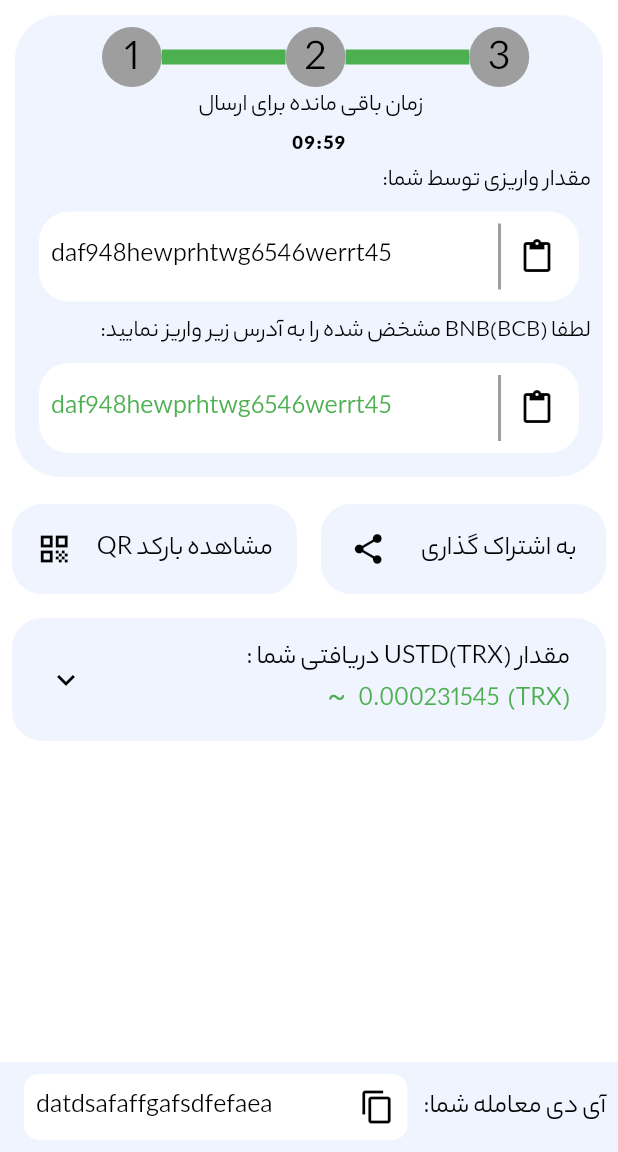
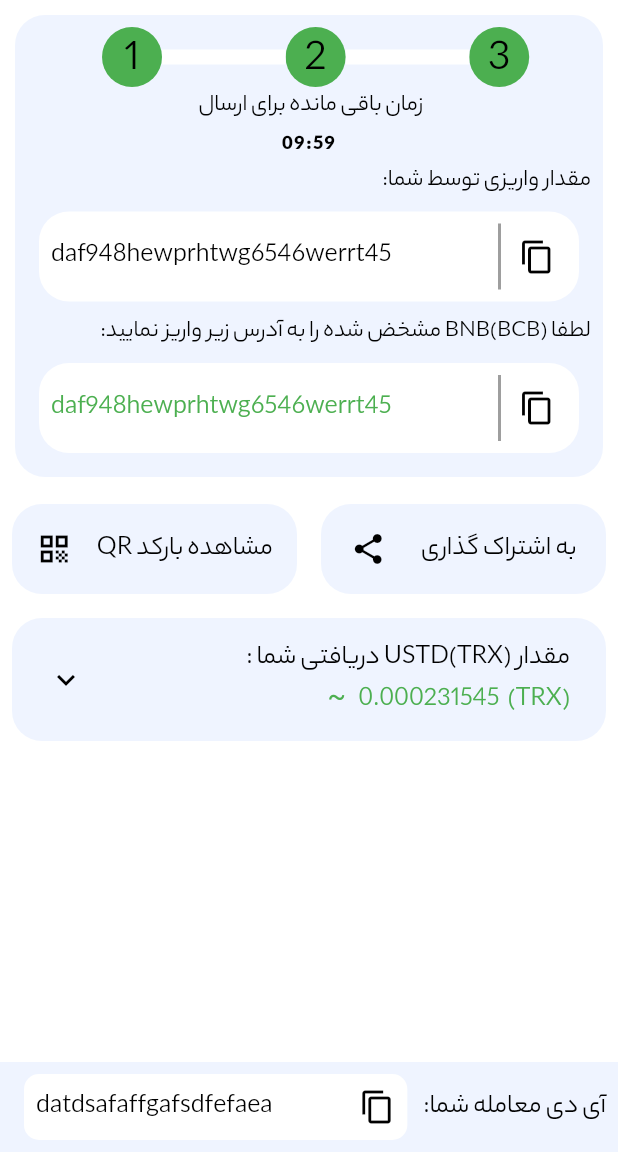
Before and after one commit to mast3homa10/tehran_exchange, a Flutter app: the FinalStepsPage screen opened by its route, on a phone screen of 412 x 824 dp, the part 84-1236 px from its top. Run offline on Flutter 3.47's test engine with Material 2 defaults, Android fonts, the phone set to English and light mode, and no system bars; our stand-ins replace carousel_slider, dots_indicator, flutter_svg, font_awesome_flutter, get, shared_preferences; missing offline and left inert: qr_code_scanner; accounts and stored records are empty.

```diff
--- a/lib/frontend/pages/exchange/controllers/exchange_page_controller.dart
+++ b/lib/frontend/pages/exchange/controllers/exchange_page_controller.dart
@@ -1,9 +1,7 @@
-import 'dart:async';
 import 'dart:developer';
 import 'dart:io';
 
 import 'package:get/get.dart';
-import 'package:tehran_exchange/constants.dart';
 import '../../../../backend/models/currency_model.dart';
 
 class ExchangePageController extends GetxController {
--- a/lib/frontend/pages/exchange/sub_screen/calculate_screen.dart
+++ b/lib/frontend/pages/exchange/sub_screen/calculate_screen.dart
@@ -116,9 +116,11 @@ class CalculatePage extends StatelessWidget {
                               },
                               closeIconPressed: () {
                                 controller.changeIcon();
-                                timerController.timer!.cancel();
-                                timerController.seconds = kMaxSeconds.obs;
-                                timerController.update();
+
+                                timerController.stopTimer();
+                                // timerController.timer!.cancel();
+                                // timerController.seconds = kMaxSeconds.obs;
+                                // timerController.update();
                               },
                             ),
                           ],
@@ -234,32 +236,34 @@ class CalculatePage extends StatelessWidget {
                 borderRadius: BorderRadius.circular(20)),
             child: Row(children: [
               const Icon(FontAwesomeIcons.clock),
-              MyTimer(maxSecond: 120),
+              MyTimer(
+                maxSecond: 120,
+                controller: timerController,
+              ),
             ])),
     ]);
   }
 }
 
 class MyTimer extends StatelessWidget {
-  MyTimer({
-    Key? key,
-    this.maxSecond = kMaxSeconds,
-  }) : super(key: key);
+  const MyTimer(
+      {Key? key, this.maxSecond = kMaxSeconds, required this.controller})
+      : super(key: key);
   final int maxSecond;
-
-  final TimerController timerController = Get.put(TimerController());
+  final TimerController controller;
 
   @override
   Widget build(BuildContext context) {
-    timerController.setTimer(maxSecond);
-    timerController.startTimer();
+    controller.setTimer(maxSecond);
+    controller.startTimer();
     return Padding(
       padding: const EdgeInsets.only(top: 3.0, left: 3.0, right: 3.0),
       child: Obx(
         () => SizedBox(
           width: 50,
+          child: Center(
             child: Text(
-            '${((timerController.seconds.toInt() / 60).truncate() % 60).toString().padLeft(2, '0')}:${(timerController.seconds.toInt() % 60).toString().padLeft(2, '0')}',
+              '${((controller.seconds.toInt() / 60).truncate() % 60).toString().padLeft(2, '0')}:${(controller.seconds.toInt() % 60).toString().padLeft(2, '0')}',
               style: Theme.of(context).textTheme.headline5!.copyWith(
                     fontWeight: FontWeight.w600,
                     fontSize: 14,
@@ -268,6 +272,7 @@ class MyTimer extends StatelessWidget {
             ),
           ),
         ),
+      ),
     );
   }
 }
--- a/lib/frontend/pages/exchange/sub_screen/exchange_part.dart
+++ b/lib/frontend/pages/exchange/sub_screen/exchange_part.dart
@@ -62,7 +62,7 @@ class _ExchangePartState extends State<ExchangePart> {
             onPressed: () {
               // kmessage;
               // controller.changeScreen();
-              Get.to(FinalStepsPage());
+              Get.to(() => FinalStepsPage());
             },
           ),
         ),
--- a/lib/frontend/pages/exchange/sub_screen/qr_code_screen.dart
+++ b/lib/frontend/pages/exchange/sub_screen/qr_code_screen.dart
@@ -1,7 +1,6 @@
 import 'dart:developer';
 import 'dart:io';
 
-import 'package:flutter/foundation.dart';
 import 'package:flutter/material.dart';
 import 'package:get/get.dart';
 import 'package:qr_code_scanner/qr_code_scanner.dart';
@@ -150,7 +149,7 @@ class _QRViewExampleState extends State<QRCodeScreen> {
       this.qrController = qrController;
     });
     qrController.scannedDataStream.listen((scanData) async {
-      await Future.delayed(const Duration(seconds: 5));
+      // await Future.delayed(const Duration(seconds: 5));
       try {
         if (scanData.code != null) {
           setState(() {
--- a/lib/frontend/pages/final_steps/final_steps_page.dart
+++ b/lib/frontend/pages/final_steps/final_steps_page.dart
@@ -4,14 +4,11 @@ import 'package:get/get.dart';
 import 'package:tehran_exchange/frontend/pages/final_steps/final_steps_page_controller.dart';
 
 import '../../../constants.dart';
-import '../../../frontend/pages/exchange/controllers/timer_controller.dart';
 import '../../../frontend/pages/exchange/sub_screen/calculate_screen.dart';
 
-class FinalStepsPage extends GetView<FinalStepsController> {
+class FinalStepsPage extends StatelessWidget {
   FinalStepsPage({Key? key}) : super(key: key);
-
-  final TimerController timerController = TimerController();
-
+  final controller = Get.put(FinalStepsController());
   @override
   Widget build(BuildContext context) {
     return Scaffold(
@@ -26,7 +23,7 @@ class FinalStepsPage extends GetView<FinalStepsController> {
                 child: Container(
                   padding: const EdgeInsets.all(8.0),
                   decoration: BoxDecoration(
-                      borderRadius: BorderRadius.circular(30),
+                      borderRadius: BorderRadius.circular(20),
                       color: Theme.of(context).appBarTheme.backgroundColor),
                   child: Column(
                     children: [
@@ -36,7 +33,8 @@ class FinalStepsPage extends GetView<FinalStepsController> {
                         child: ConstrainedBox(
                             constraints: BoxConstraints(
                                 maxHeight: 40, maxWidth: Get.width),
-                          child: ListView.builder(
+                            child: Obx(
+                              () => ListView.builder(
                                 scrollDirection: Axis.horizontal,
                                 itemCount: controller.stepslable.length,
                                 itemBuilder: (context, index) => SizedBox(
@@ -47,8 +45,11 @@ class FinalStepsPage extends GetView<FinalStepsController> {
                                       Container(
                                         height: 40,
                                         width: 40,
-                                    decoration: const BoxDecoration(
-                                        color: Colors.grey,
+                                        decoration: BoxDecoration(
+                                            color: controller.isActive.value
+                                                ? Colors.green
+                                                : Theme.of(context)
+                                                    .scaffoldBackgroundColor,
                                             shape: BoxShape.circle),
                                         child: Center(
                                           child: Text(
@@ -62,8 +63,9 @@ class FinalStepsPage extends GetView<FinalStepsController> {
                                       if (index < controller.steps.length - 1)
                                         SizedBox(
                                           width: Get.width * 0.2,
-                                      child: const Divider(
-                                        color: Colors.green,
+                                          child: Divider(
+                                            color: Theme.of(context)
+                                                .scaffoldBackgroundColor,
                                             thickness: 10,
                                           ),
                                         ),
@@ -71,13 +73,15 @@ class FinalStepsPage extends GetView<FinalStepsController> {
                                   ),
                                 ),
                               ),
-                        ),
+                            )),
                       ),
                       Text(
                         'زمان باقی مانده برای ارسال ',
                         style: Theme.of(context).textTheme.headline5,
                       ),
-                      MyTimer(maxSecond: 600),
+                      MyTimer(
+                          maxSecond: 600,
+                          controller: controller.timerController.value),
                       Row(
                         crossAxisAlignment: CrossAxisAlignment.start,
                         children: [
@@ -101,7 +105,7 @@ class FinalStepsPage extends GetView<FinalStepsController> {
                               children: const [
                                 Padding(
                                   padding: EdgeInsets.all(8.0),
-                                  child: Icon(Icons.paste),
+                                  child: Icon(Icons.copy),
                                 ),
                                 VerticalDivider(
                                   width: 10.0,
@@ -139,7 +143,7 @@ class FinalStepsPage extends GetView<FinalStepsController> {
                               children: const [
                                 Padding(
                                   padding: EdgeInsets.all(8.0),
-                                  child: Icon(Icons.paste),
+                                  child: Icon(Icons.copy),
                                 ),
                                 VerticalDivider(
                                   width: 10.0,
--- a/lib/frontend/pages/final_steps/final_steps_page_controller.dart
+++ b/lib/frontend/pages/final_steps/final_steps_page_controller.dart
@@ -1,8 +1,17 @@
 import 'package:flutter/material.dart';
 import 'package:get/get.dart';
+import 'package:tehran_exchange/frontend/pages/exchange/controllers/timer_controller.dart';
 
 class FinalStepsController extends GetxController {
   var currentstep = 0.obs;
+  RxBool isActive = true.obs;
+  var timerController = TimerController().obs;
+
+  @override
+  void onClose() {
+    timerController.value.stopTimer();
+    super.onClose();
+  }
 
   var steps = [
     const Text('test1'),
```
Also changed, not shown: lib/frontend/pages/dashboard/dashboard_body.dart (+6 -4 lines), lib/frontend/pages/exchange/controllers/timer_controller.dart (+9 -4 lines), lib/routes.dart (+6 -1 lines). Lines whose indentation alone changed are shown as unchanged.
